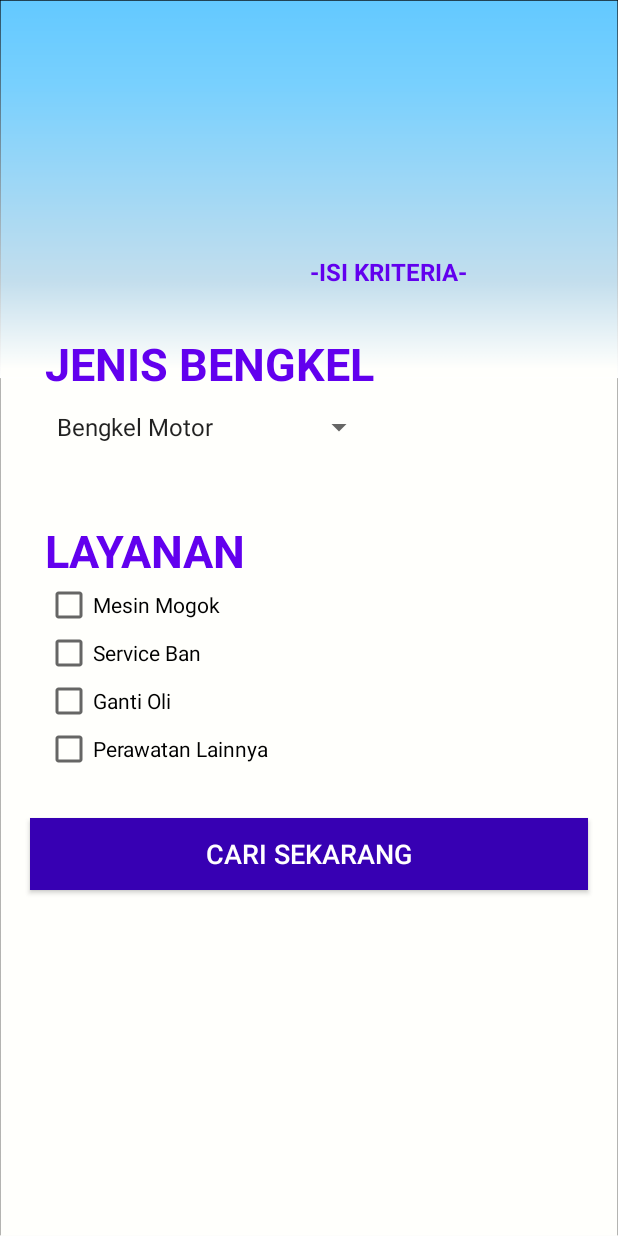
After one commit to tayadihm/heybengkel-app, an Android app: the FormActivity screen opened directly, with no data from a screen before it, on a phone screen of 412 x 824 dp. The commit adds this screen. Run offline under Robolectric (Android 15) with nearby library versions, the phone set to English and light mode, and no system bars.

Commit message:
Adding Form Activity and Create new Activity

```diff
--- a/app/src/main/AndroidManifest.xml
+++ b/app/src/main/AndroidManifest.xml
@@ -17,6 +17,7 @@
             </intent-filter>
         </activity>
         <activity android:name=".MainActivity"/>
+        <activity android:name=".FormActivity"/>
     </application>
 
 </manifest>
--- /dev/null
+++ b/app/src/main/java/com/example/heybengkel/BengkelActivity.java
@@ -0,0 +1,4 @@
+package com.example.heybengkel;
+
+public class BengkelActivity {
+}
--- /dev/null
+++ b/app/src/main/java/com/example/heybengkel/FormActivity.java
@@ -0,0 +1,67 @@
+package com.example.heybengkel;
+
+import android.app.Dialog;
+import android.content.Intent;
+import android.os.Bundle;
+import android.view.View;
+import android.widget.ArrayAdapter;
+import android.widget.Button;
+import android.widget.CheckBox;
+import android.widget.Spinner;
+import android.widget.Toast;
+
+import androidx.appcompat.app.AppCompatActivity;
+
+public class FormActivity extends AppCompatActivity {
+
+    Spinner j_bengkel;
+    CheckBox cb_service1, cb_service2, cb_service3, cb_service4;
+    Button cari_Btnbengkel;
+
+    @Override
+    protected void onCreate(Bundle savedInstanceState) {
+        super.onCreate(savedInstanceState);
+        setContentView(R.layout.activity_form);
+
+        j_bengkel = (Spinner) findViewById(R.id.j_bengkel);
+        ArrayAdapter<CharSequence> adapter = ArrayAdapter.createFromResource(this, R.array.spinner_jbengkel, android.R.layout.simple_spinner_item);
+        adapter.setDropDownViewResource(android.R.layout.simple_spinner_dropdown_item);
+        j_bengkel.setAdapter(adapter);
+
+        cb_service1 = findViewById(R.id.cb_service1);
+        cb_service2 = findViewById(R.id.cb_service2);
+        cb_service3 = findViewById(R.id.cb_service3);
+        cb_service4 = findViewById(R.id.cb_service4);
+
+        cari_Btnbengkel = findViewById(R.id.cariBtn_bengkel);
+        cari_Btnbengkel.setOnClickListener(new View.OnClickListener() {
+            @Override
+            public void onClick(View view) {
+                Toast.makeText(FormActivity.this, "Dalam masa pengembangan", Toast.LENGTH_LONG).show();
+            }
+
+//                final Dialog mBuilder = new Dialog(FormActivity.this);
+//                final View mView = (View) getLayoutInflater().inflate(R.layout.activity_bengkel, null);
+//                mBuilder.setContentView(mView);
+//                mBuilder.show();
+//                Thread thread = new Thread(){
+//                    @Override
+//                    public void run() {
+//                        try{
+//                            sleep(5000);
+//                        }catch (InterruptedException e){
+//                            e.printStackTrace();
+//                        }finally {
+//                            startActivity(new Intent(FormActivity.this, BengkelActivity.class));
+//                            overridePendingTransition(R.anim.fade_in, R.anim.fade_out);
+//                            finish();
+//                        }
+//                    }
+//                };
+//                thread.start();
+//            }
+        });
+
+    }
+
+}
--- a/app/src/main/java/com/example/heybengkel/MainActivity.java
+++ b/app/src/main/java/com/example/heybengkel/MainActivity.java
@@ -2,6 +2,7 @@ package com.example.heybengkel;
 
 import androidx.appcompat.app.AppCompatActivity;
 
+import android.content.Intent;
 import android.os.Bundle;
 import android.view.View;
 import android.widget.LinearLayout;
@@ -20,7 +21,8 @@ public class MainActivity extends AppCompatActivity {
         btn_pencarian.setOnClickListener(new View.OnClickListener() {
             @Override
             public void onClick(View view) {
-                Toast.makeText(MainActivity.this,"Dalam masa pengembangan",Toast.LENGTH_LONG).show();
+                Intent i = new Intent(MainActivity.this, FormActivity.class);
+                startActivity(i);
             }
         });
 
--- /dev/null
+++ b/app/src/main/res/layout/activity_bengkel.xml
@@ -0,0 +1,6 @@
+<?xml version="1.0" encoding="utf-8"?>
+<androidx.constraintlayout.widget.ConstraintLayout
+    xmlns:android="http://schemas.android.com/apk/res/android" android:layout_width="match_parent"
+    android:layout_height="match_parent">
+
+</androidx.constraintlayout.widget.ConstraintLayout>
--- /dev/null
+++ b/app/src/main/res/layout/activity_form.xml
@@ -0,0 +1,103 @@
+<?xml version="1.0" encoding="utf-8"?>
+<RelativeLayout xmlns:android="http://schemas.android.com/apk/res/android"
+    xmlns:app="http://schemas.android.com/apk/res-auto"
+    xmlns:tools="http://schemas.android.com/tools"
+    android:layout_width="match_parent"
+    android:layout_height="match_parent"
+    android:background="@drawable/bg_main"
+    android:layout_marginLeft="0dp"
+    tools:context=".FormActivity">
+
+    <LinearLayout
+        android:layout_width="match_parent"
+        android:layout_height="match_parent"
+        android:layout_marginTop="150dp"
+        android:orientation="vertical"
+        >
+        <TextView
+            android:layout_width="match_parent"
+            android:layout_height="wrap_content"
+            android:text="-ISI KRITERIA-"
+            android:gravity="center"
+            android:textColor="@color/colorPrimary"
+            android:textStyle="bold"
+            android:layout_marginLeft="105dp"
+            android:layout_marginTop="20dp"
+            android:textSize="16dp"
+            />
+
+        <TextView
+            android:layout_width="match_parent"
+            android:layout_height="wrap_content"
+            android:text="JENIS BENGKEL"
+            android:textSize="30dp"
+            android:layout_marginLeft="30dp"
+            android:layout_marginTop="30dp"
+            android:textStyle="bold"
+            android:textColor="@color/colorPrimary"
+            />
+
+        <Spinner
+            android:id="@+id/j_bengkel"
+            android:layout_width="220dp"
+            android:layout_height="wrap_content"
+            android:layout_marginLeft="30dp"
+            android:layout_marginTop="10dp"
+            android:outlineAmbientShadowColor="@color/colorPrimaryDark"
+            android:outlineSpotShadowColor="@color/colorPrimaryDark"></Spinner>
+
+        <TextView
+            android:layout_width="match_parent"
+            android:layout_height="wrap_content"
+            android:text="LAYANAN"
+            android:textSize="30dp"
+            android:layout_marginLeft="30dp"
+            android:layout_marginTop="50dp"
+            android:textStyle="bold"
+            android:textColor="@color/colorPrimary"
+            />
+
+        <CheckBox
+            android:id="@+id/cb_service1"
+            android:layout_marginLeft="30dp"
+            android:layout_width="match_parent"
+            android:layout_height="wrap_content"
+            android:text="Mesin Mogok" />
+
+        <CheckBox
+            android:id="@+id/cb_service2"
+            android:layout_marginLeft="30dp"
+            android:layout_width="match_parent"
+            android:layout_height="wrap_content"
+            android:text="Service Ban" />
+
+        <CheckBox
+            android:id="@+id/cb_service3"
+            android:layout_marginLeft="30dp"
+            android:layout_width="match_parent"
+            android:layout_height="wrap_content"
+            android:text="Ganti Oli" />
+
+        <CheckBox
+            android:id="@+id/cb_service4"
+            android:layout_marginLeft="30dp"
+            android:layout_width="match_parent"
+            android:layout_height="wrap_content"
+            android:text="Perawatan Lainnya" />
+
+        <Button
+            android:layout_width="match_parent"
+            android:layout_height="wrap_content"
+            android:id="@+id/cariBtn_bengkel"
+            android:layout_marginRight="20dp"
+            android:layout_marginLeft="20dp"
+            android:layout_marginTop="30dp"
+            android:text="CARI SEKARANG"
+            android:textSize="18dp"
+            android:background="@color/colorPrimaryDark"
+            android:textColor="@color/colorWhite"
+            />
+
+    </LinearLayout>
+
+</RelativeLayout>
--- a/app/src/main/res/values/strings.xml
+++ b/app/src/main/res/values/strings.xml
@@ -1,3 +1,9 @@
 <resources>
     <string name="app_name">HeyBengkel</string>
+
+    <string-array name="spinner_jbengkel">
+        <item>Bengkel Motor</item>
+        <item>Bengkel Umum</item>
+    </string-array>
+
 </resources>
```
